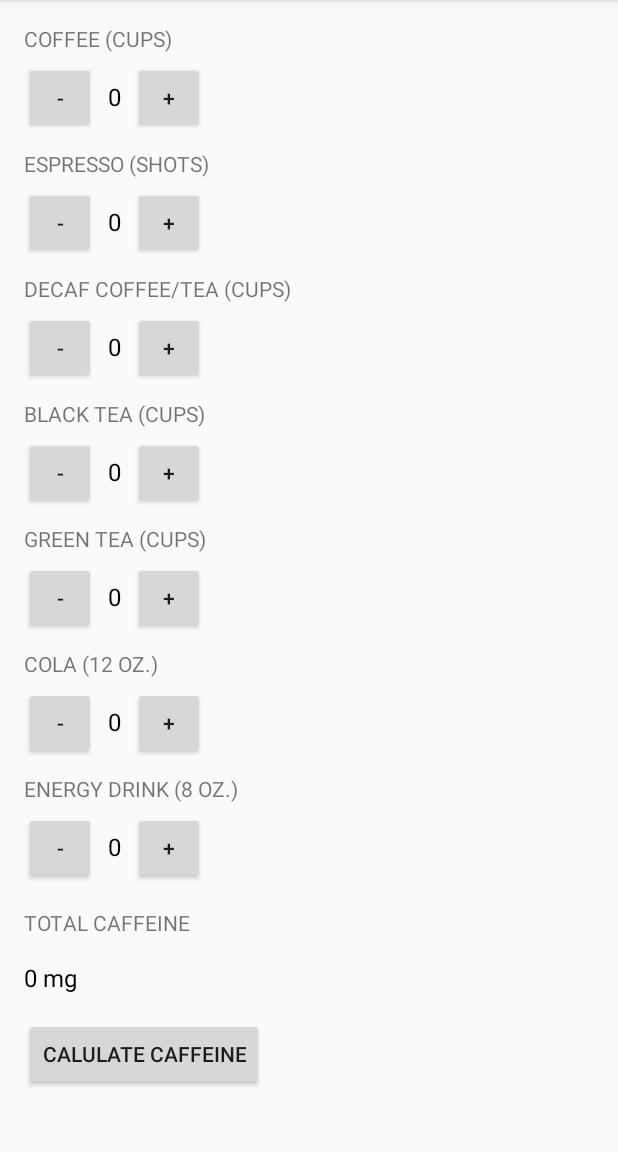
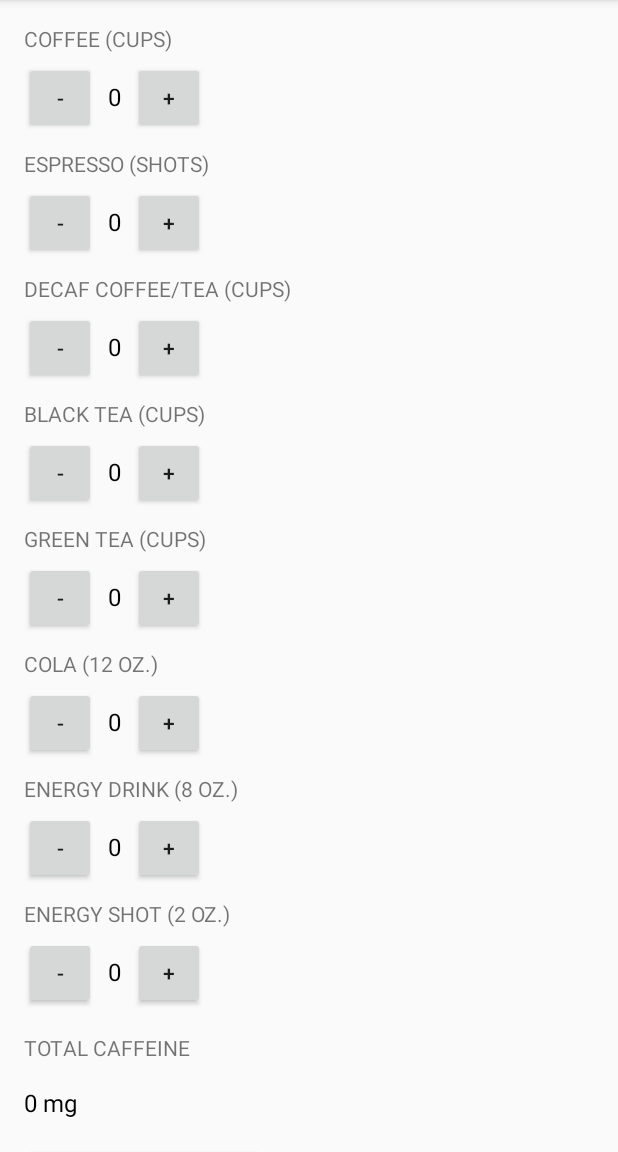
Before and after one commit to mfitzharris/caffeinecalculator, an Android app: the screen it shows after launch (MainActivity), on a phone screen of 412 x 824 dp, the part 84-1236 px from its top. Run offline under Robolectric (Android 15) with nearby library versions, the phone set to English and light mode, and no system bars.

Commit message:
Add last drink to calculations (energy shot)

```diff
--- a/app/src/main/res/layout/activity_main.xml
+++ b/app/src/main/res/layout/activity_main.xml
@@ -271,6 +271,42 @@
         <TextView
             android:layout_width="wrap_content"
             android:layout_height="wrap_content"
+            android:layout_marginTop="10dp"
+            android:layout_marginBottom="6dp"
+            android:textAllCaps="true"
+            android:text="Energy Shot (2 oz.)" />
+
+        <LinearLayout
+            android:layout_width="match_parent"
+            android:layout_height="wrap_content"
+            android:orientation="horizontal">
+
+            <Button
+                android:layout_width="48dp"
+                android:layout_height="48dp"
+                android:text="-"
+                android:onClick="decrementEnergyShot"/>
+
+            <TextView
+                android:id="@+id/energy_shot_text_view"
+                android:layout_width="wrap_content"
+                android:layout_height="wrap_content"
+                android:padding="8dp"
+                android:textSize="16sp"
+                android:textColor="@android:color/black"
+                android:text="0"/>
+
+            <Button
+                android:layout_width="48dp"
+                android:layout_height="48dp"
+                android:text="+"
+                android:onClick="incrementEnergyShot"/>
+
+        </LinearLayout>
+
+        <TextView
+            android:layout_width="wrap_content"
+            android:layout_height="wrap_content"
             android:layout_marginTop="16dp"
             android:textAllCaps="true"
             android:text="Total Caffeine" />
```
Also changed, not shown: app/src/main/java/com/example/android/caffeinecalculator/MainActivity.java (+20 -1 lines).
